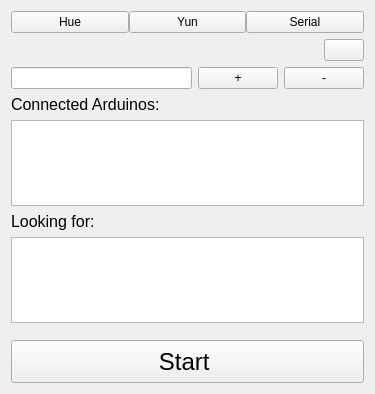
First picture: the form in src/discoverypage.ui, repository timsee/Corluma, before the edit.
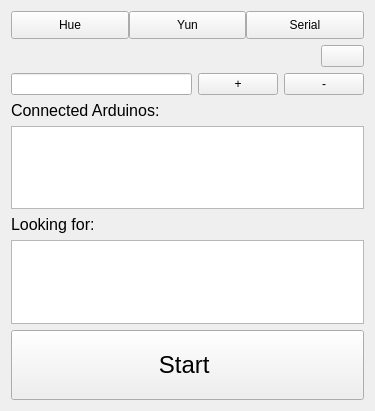
Second picture: the form after the edit. Icons and pictures are not drawn.

Patch:
```diff
--- a/src/discoverypage.ui
+++ b/src/discoverypage.ui
@@ -7,13 +7,13 @@
     <x>0</x>
     <y>0</y>
     <width>375</width>
-    <height>394</height>
+    <height>411</height>
    </rect>
   </property>
   <property name="windowTitle">
    <string>Form</string>
   </property>
-  <layout class="QVBoxLayout" name="verticalLayout" stretch="2,1,1,1,8,1,8,1,4">
+  <layout class="QVBoxLayout" name="verticalLayout_2" stretch="2,20,5">
    <item>
     <layout class="QHBoxLayout" name="commButtonLayout">
      <property name="spacing">
@@ -64,7 +64,9 @@
     </layout>
    </item>
    <item>
-    <layout class="QHBoxLayout" name="horizontalLayout" stretch="8,1">
+    <layout class="QVBoxLayout" name="contentLayout">
+     <item>
+      <layout class="QHBoxLayout" name="horizontalLayout" stretch="7,1">
      <property name="spacing">
       <number>8</number>
      </property>
@@ -177,7 +179,10 @@
       <enum>QAbstractItemView::ScrollPerPixel</enum>
      </property>
      <property name="horizontalScrollMode">
-      <enum>QAbstractItemView::ScrollPerItem</enum>
+        <enum>QAbstractItemView::ScrollPerPixel</enum>
+       </property>
+       <property name="spacing">
+        <number>0</number>
      </property>
     </widget>
    </item>
@@ -202,18 +207,7 @@
    <item>
     <widget class="QListWidget" name="discoveringList"/>
    </item>
-   <item>
-    <spacer name="verticalSpacer">
-     <property name="orientation">
-      <enum>Qt::Vertical</enum>
-     </property>
-     <property name="sizeHint" stdset="0">
-      <size>
-       <width>20</width>
-       <height>40</height>
-      </size>
-     </property>
-    </spacer>
+    </layout>
    </item>
    <item>
     <widget class="QPushButton" name="startButton">
```
Left out of the diff: 6 changed lines with no effect on the pictures. Lines whose indentation alone changed are shown as unchanged.
